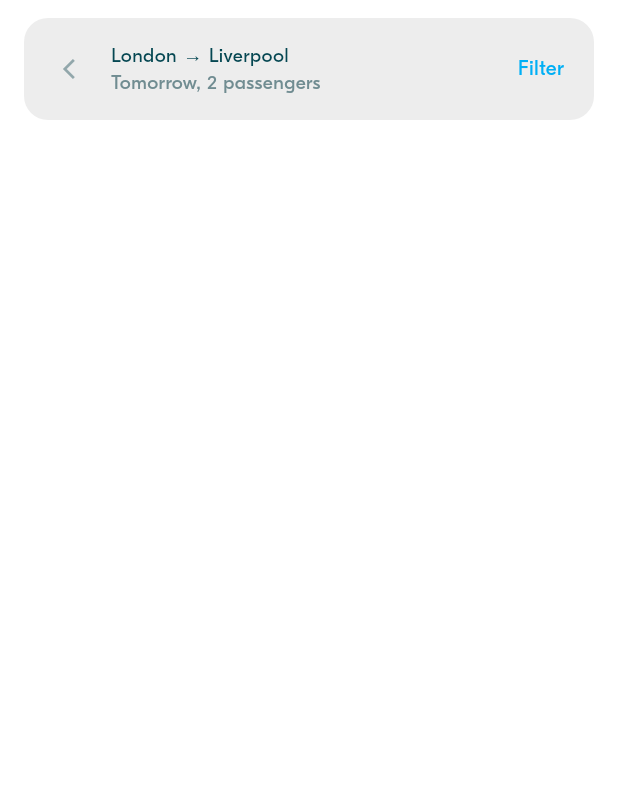
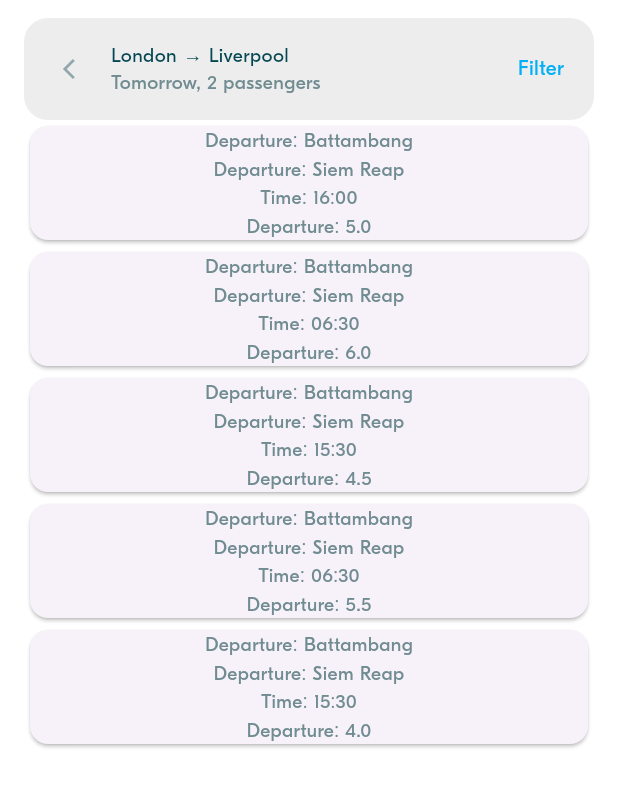
Before and after one commit to Sengly456/Flutter-2, a Flutter app: the screen it shows after launch, after a tap on an icon or button, on a phone screen of 412 x 824 dp. Shown: the top 787 px of the screen. Run offline on Flutter 3.47's test engine with Material 3 defaults, Android fonts, the phone set to English and light mode, and no system bars; project files that could hold a hidden picture were left out.

Commit message:
BLA-102 – Refactor Rides Service

```diff
--- a/lib/main.dart
+++ b/lib/main.dart
@@ -1,7 +1,9 @@
 import 'package:flutter/material.dart';
 import 'package:flutter2/repository/mock/mock_location_repository.dart';
 import 'package:flutter2/repository/mock/mock_ride_preferences_repository.dart';
+import 'package:flutter2/repository/mock/mock_ride_repository.dart';
 import 'package:flutter2/service/locations_service.dart';
+import 'package:flutter2/service/rides_service.dart';
 import 'screens/ride_pref/ride_pref_screen.dart';
 import 'service/ride_prefs_service.dart';
 import 'theme/theme.dart';
@@ -11,7 +13,7 @@ void main() {
   // 1 - Initialize the services
   RidePrefService.initialize(MockRidePreferencesRepository());
   LocationsService.initialize(MockLocationRepository()); //initialized LocationService
-
+  RidesService.initialize(MockRideRepository());
   // 2- Run the UI
   runApp(const MyApp());
 }
--- /dev/null
+++ b/lib/repository/mock/mock_ride_repository.dart
@@ -0,0 +1,106 @@
+import 'package:flutter2/model/ride/locations.dart';
+import 'package:flutter2/model/ride/ride.dart';
+import 'package:flutter2/model/ride_pref/ride_pref.dart';
+import 'package:flutter2/model/user/user.dart';
+import 'package:flutter2/repository/ride_repository.dart';
+import 'package:flutter2/service/rides_service.dart';
+
+class MockRideRepository implements RidesRepository {
+  @override
+  List<Ride> getRides(RidePreference preference, RidesFilter? filter) {
+    List<Ride> rides = [
+      Ride(
+        departureLocation:
+            Location(name: "Battambang", country: Country.cambodia),
+        departureDate: DateTime.now()
+            .add(Duration(hours: 5, minutes: 30)), // Today at 5:30 AM
+        arrivalLocation: Location(name: "Siem Reap", country: Country.cambodia),
+        arrivalDateTime:
+            DateTime.now().add(Duration(hours: 7, minutes: 30)), // +2 hours
+        driver: User(
+          firstName: "Kannika",
+          lastName: "Doe",
+          email: "kannika@example.com",
+          phone: "0123456789",
+          profilePicture: "assets/images/kannika.png",
+          verifiedProfile: true,
+        ),
+        availableSeats: 2,
+        pricePerSeat: 5.0,
+      ),
+      Ride(
+        departureLocation:
+            Location(name: "Battambang", country: Country.cambodia),
+        departureDate:
+            DateTime.now().add(Duration(hours: 20)), // Today at 8:00 PM
+        arrivalLocation: Location(name: "Siem Reap", country: Country.cambodia),
+        arrivalDateTime: DateTime.now().add(Duration(hours: 22)), // +2 hours
+        driver: User(
+          firstName: "Chaylim",
+          lastName: "Smith",
+          email: "chaylim@example.com",
+          phone: "0987654321",
+          profilePicture: "assets/images/chaylim.png",
+          verifiedProfile: false,
+        ),
+        availableSeats: 0,
+        pricePerSeat: 6.0,
+      ),
+      Ride(
+        departureLocation:
+            Location(name: "Battambang", country: Country.cambodia),
+        departureDate:
+            DateTime.now().add(Duration(hours: 5)), // Today at 5:00 AM
+        arrivalLocation: Location(name: "Siem Reap", country: Country.cambodia),
+        arrivalDateTime: DateTime.now().add(Duration(hours: 8)), // +3 hours
+        driver: User(
+          firstName: "Mengtech",
+          lastName: "Lee",
+          email: "mengtech@example.com",
+          phone: "0876543210",
+          profilePicture: "assets/images/mengtech.png",
+          verifiedProfile: true,
+        ),
+        availableSeats: 1,
+        pricePerSeat: 4.5,
+      ),
+      Ride(
+        departureLocation:
+            Location(name: "Battambang", country: Country.cambodia),
+        departureDate:
+            DateTime.now().add(Duration(hours: 20)), // Today at 8:00 PM
+        arrivalLocation: Location(name: "Siem Reap", country: Country.cambodia),
+        arrivalDateTime: DateTime.now().add(Duration(hours: 22)), // +2 hours
+        driver: User(
+          firstName: "Limhao",
+          lastName: "Wang",
+          email: "limhao@example.com",
+          phone: "0654321098",
+          profilePicture: "assets/images/limhao.png",
+          verifiedProfile: true,
+        ),
+        availableSeats: 2,
+        pricePerSeat: 5.5,
+      ),
+      Ride(
+        departureLocation:
+            Location(name: "Battambang", country: Country.cambodia),
+        departureDate:
+            DateTime.now().add(Duration(hours: 5)), // Today at 5:00 AM
+        arrivalLocation: Location(name: "Siem Reap", country: Country.cambodia),
+        arrivalDateTime: DateTime.now().add(Duration(hours: 8)), // +3 hours
+        driver: User(
+          firstName: "Sovanda",
+          lastName: "Chan",
+          email: "sovanda@example.com",
+          phone: "0765432109",
+          profilePicture: "assets/images/sovanda.png",
+          verifiedProfile: false,
+        ),
+        availableSeats: 1,
+        pricePerSeat: 4.0,
+      ),
+    ];
+    return rides;
+  }
+}
--- /dev/null
+++ b/lib/repository/ride_repository.dart
@@ -0,0 +1,9 @@
+
+
+import 'package:flutter2/model/ride/ride.dart';
+import 'package:flutter2/model/ride_pref/ride_pref.dart';
+import 'package:flutter2/service/rides_service.dart';
+
+abstract class RidesRepository {
+  List<Ride> getRides(RidePreference preference,RidesFilter? filter);
+}
--- a/lib/screens/rides/rides_screen.dart
+++ b/lib/screens/rides/rides_screen.dart
@@ -1,7 +1,7 @@
 import 'package:flutter/material.dart';
 import 'package:flutter2/screens/rides/widgets/ride_pref_bar.dart';
+import 'package:flutter2/service/ride_prefs_service.dart';
 
-import '../../dummy_data/dummy_data.dart';
 import '../../model/ride/ride.dart';
 import '../../model/ride_pref/ride_pref.dart';
 import '../../service/rides_service.dart';
@@ -21,8 +21,12 @@ class RidesScreen extends StatefulWidget {
 }
 
 class _RidesScreenState extends State<RidesScreen> {
-  RidePreference currentPreference =
-      fakeRidePrefs[0]; // TODO 1 :  We should get it from the service
+  late RidePreference currentPreference;
+  @override
+  void initState() {
+    super.initState();
+    currentPreference = RidePrefService.instance.currentPreference!;
+  } // TODO 1 :  We should get it from the service
 
   List<Ride> get matchingRides => RidesService.getRidesFor(currentPreference);
 
--- a/lib/service/rides_service.dart
+++ b/lib/service/rides_service.dart
@@ -1,8 +1,6 @@
+import 'package:flutter2/model/ride_pref/ride_pref.dart';
+import 'package:flutter2/repository/ride_repository.dart';
 
-
-import 'package:flutter2/model/ride_pref/ride_pref.dart';
-
-import '../dummy_data/dummy_data.dart';
 import '../model/ride/ride.dart';
 
 ////
@@ -10,17 +8,37 @@ import '../model/ride/ride.dart';
 ///   - The list of available rides
 ///
 class RidesService {
+  static RidesService? _instance;
+  final RidesRepository repository;
 
-  static List<Ride> availableRides = fakeRides;
+  RidesService._internal(this.repository);
 
-
-  ///
-  ///  Return the relevant rides, given the passenger preferences
-  ///
-  static List<Ride> getRidesFor(RidePreference preferences) {
-
-    // For now, just a test
-    return availableRides.where( (ride) => ride.departureLocation == preferences.departure && ride.arrivalLocation == preferences.arrival).toList();
+  static void initialize(RidesRepository repository) {
+    if (_instance == null) {
+      _instance = RidesService._internal(repository);
+    } else {
+      throw Exception("Ride service already initialize");
+    }
   }
 
+//  singleton accessor
+  static RidesService get instance {
+    if (_instance == null) {
+      throw Exception('Ride service not yet initialize please init in main');
+    }
+    return _instance!;
+  }
+
+  List<Ride> getRides(RidePreference preference, RidesFilter? filter) {
+    return repository.getRides(preference, filter);
+  }
+
+  static List<Ride> getRidesFor(RidePreference currentPreference) {
+    return _instance!.getRides(currentPreference, null);
+  }
 }
+
+class RidesFilter {
+  final bool petAccepted;
+  RidesFilter({required this.petAccepted});
+}
```
